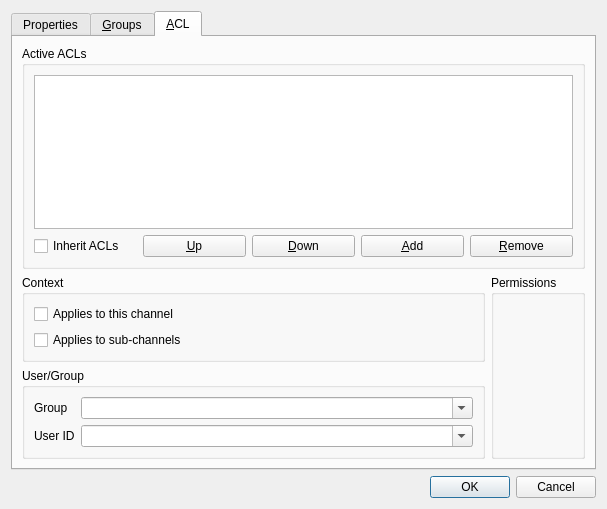
mumble-voip/mumble, file src/mumble/ACLEditor.ui: the form before one commit.
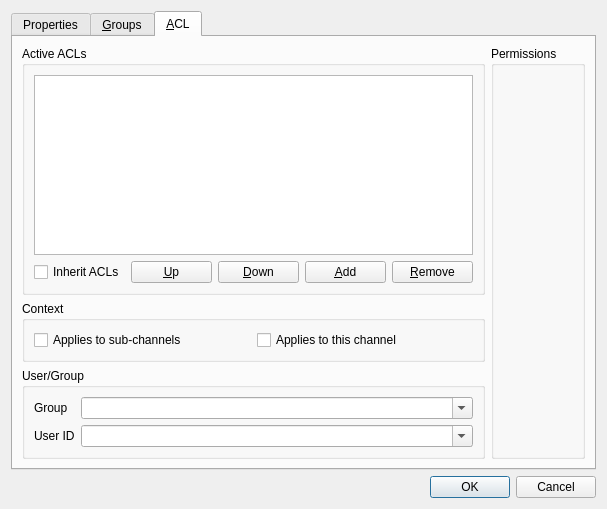
The form after the commit. The open tabs and pages were chosen to show the change.

Commit message: Improve ACL editor layout.

```diff
--- a/src/mumble/ACLEditor.ui
+++ b/src/mumble/ACLEditor.ui
@@ -351,8 +351,10 @@
       <attribute name="title">
        <string>&amp;ACL</string>
       </attribute>
-      <layout class="QGridLayout">
-       <item row="0" column="0" colspan="2">
+      <layout class="QHBoxLayout" name="horizontalLayout">
+       <item>
+        <layout class="QVBoxLayout" name="qlVerticalACL">
+         <item>
         <widget class="QGroupBox" name="qgbACLs">
          <property name="title">
           <string>Active ACLs</string>
@@ -448,25 +450,18 @@
          </layout>
         </widget>
        </item>
-       <item row="1" column="0">
+         <item>
         <widget class="QGroupBox" name="qgbACLapply">
+           <property name="sizePolicy">
+            <sizepolicy hsizetype="Expanding" vsizetype="Preferred">
+             <horstretch>0</horstretch>
+             <verstretch>0</verstretch>
+            </sizepolicy>
+           </property>
          <property name="title">
           <string>Context</string>
          </property>
-         <layout class="QVBoxLayout">
-          <item>
-           <widget class="QCheckBox" name="qcbACLApplyHere">
-            <property name="toolTip">
-             <string>Entry should apply to this channel.</string>
-            </property>
-            <property name="whatsThis">
-             <string>This makes the entry apply to this channel.</string>
-            </property>
-            <property name="text">
-             <string>Applies to this channel</string>
-            </property>
-           </widget>
-          </item>
+           <layout class="QHBoxLayout" name="horizontalLayout_2">
           <item>
            <widget class="QCheckBox" name="qcbACLApplySubs">
             <property name="toolTip">
@@ -480,17 +475,23 @@
             </property>
            </widget>
           </item>
+            <item>
+             <widget class="QCheckBox" name="qcbACLApplyHere">
+              <property name="toolTip">
+               <string>Entry should apply to this channel.</string>
+              </property>
+              <property name="whatsThis">
+               <string>This makes the entry apply to this channel.</string>
+              </property>
+              <property name="text">
+               <string>Applies to this channel</string>
+              </property>
+             </widget>
+            </item>
          </layout>
         </widget>
        </item>
-       <item row="1" column="1" rowspan="2">
-        <widget class="QGroupBox" name="qgbACLpermissions">
-         <property name="title">
-          <string>Permissions</string>
-         </property>
-        </widget>
-       </item>
-       <item row="2" column="0">
+         <item>
         <widget class="QGroupBox" name="qgbACLugroup">
          <property name="title">
           <string>User/Group</string>
@@ -558,6 +559,15 @@
            </widget>
           </item>
          </layout>
+          </widget>
+         </item>
+        </layout>
+       </item>
+       <item>
+        <widget class="QGroupBox" name="qgbACLpermissions">
+         <property name="title">
+          <string>Permissions</string>
+         </property>
         </widget>
        </item>
       </layout>
```
Left out of the diff: 6 changed lines with no effect on the pictures. Lines whose indentation alone changed are shown as unchanged. The commit also changes 1 other file.
